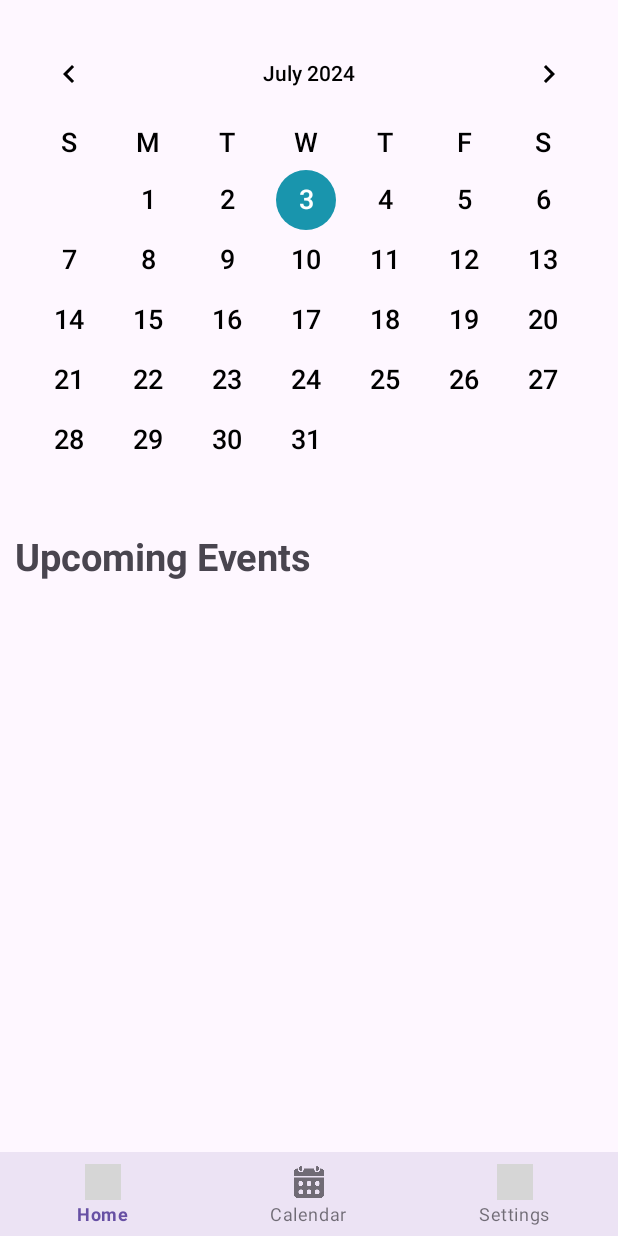
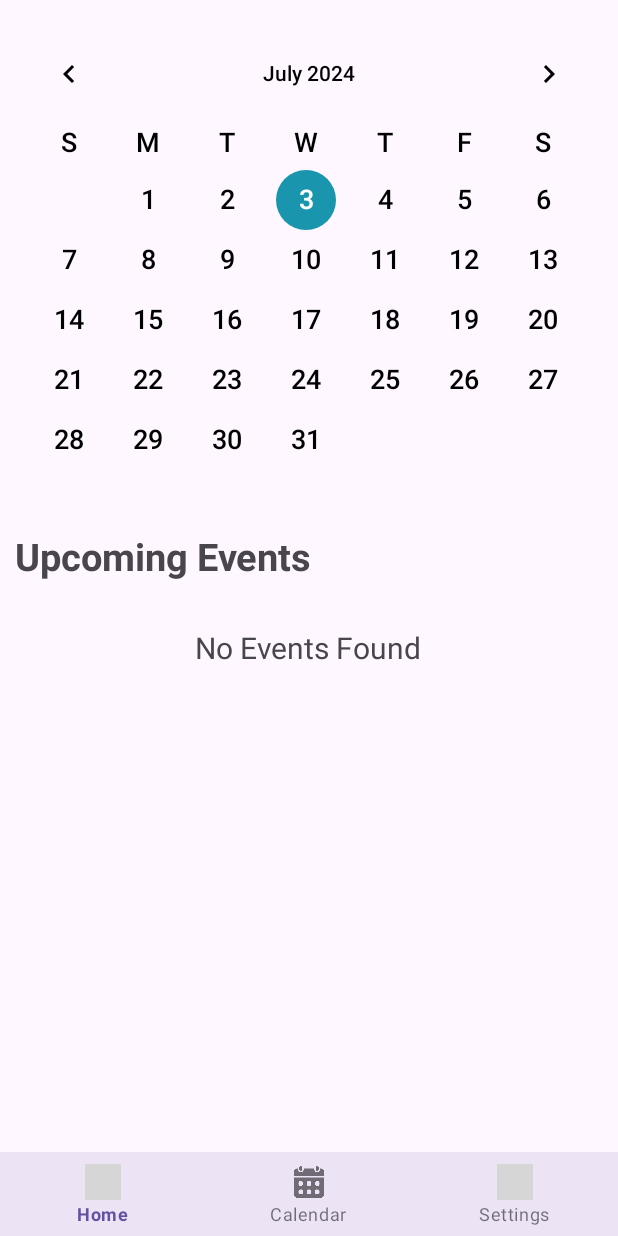
Before and after one commit to matpetro/StudyBuddy, an Android app: the HomeFragment screen opened directly, with no data from a screen before it, on a phone screen of 412 x 824 dp. Run offline under Robolectric (Android 15) with nearby library versions, the phone set to English and light mode, and no system bars; grey boxes are pictures that could not be loaded.

Commit message:
Changed event list to auto sort on addition. Added upcoming event functionality.

```diff
--- a/app/src/main/java/com/example/studybuddy/AppAdapter.java
+++ b/app/src/main/java/com/example/studybuddy/AppAdapter.java
@@ -67,11 +67,6 @@ public class AppAdapter extends ArrayAdapter<ApplicationInfo> {
             // when an app switch is pressed, update its blocked status
             AppInfo data = appsList.get((Integer)buttonView.getTag());
             data.setBlocked(isChecked);
-//            for (AppInfo x : appsList){
-//                System.out.println("Name: " + x.getName() + " Pkg: " + x.getPkg() + " Blocked: " + x.isBlocked());
-//                AppInfo y = AppInfo.appInfoHashMap.get(x.getPkg());
-//                System.out.println("Name: " + y.getName() + " Pkg: " + y.getPkg() + " Blocked: " + y.isBlocked());
-//            }
         }
     };
 }
--- a/app/src/main/java/com/example/studybuddy/HomeFragment.java
+++ b/app/src/main/java/com/example/studybuddy/HomeFragment.java
@@ -11,10 +11,14 @@ import androidx.fragment.app.Fragment;
 import androidx.fragment.app.FragmentTransaction;
 
 import android.provider.Settings;
+import android.view.Gravity;
 import android.view.LayoutInflater;
 import android.view.View;
 import android.view.ViewGroup;
 import android.widget.CalendarView;
+import android.widget.LinearLayout;
+import android.widget.ListView;
+import android.widget.TextView;
 
 import com.google.android.material.bottomnavigation.BottomNavigationView;
 
@@ -61,6 +65,12 @@ public class HomeFragment extends Fragment {
                 weeklyAction(firstDay, lastDay, selectedDay);
             }
         });
+
+        ListView upcomingEventsView = view.findViewById(R.id.upcomingListView);
+        UpcomingEventAdapter appAdapter = new UpcomingEventAdapter(view.getContext(), Event.eventsList.subList(0, Math.min(5, Event.eventsList.size())));
+        upcomingEventsView.setAdapter(appAdapter);
+        // set the empty view, which is what is shown when the adapter is empty. Must be defined in xml
+        upcomingEventsView.setEmptyView(view.findViewById(R.id.empty_view));
     }
 
     public void weeklyAction(int[] startOfWeek, int[] endOfWeek, int[] selectedDay){
--- a/app/src/main/java/com/example/studybuddy/SettingsFragment.java
+++ b/app/src/main/java/com/example/studybuddy/SettingsFragment.java
@@ -69,8 +69,4 @@ public class SettingsFragment extends Fragment {
         AppAdapter appAdapter = new AppAdapter(context, R.layout.app_cell);
         listView.setAdapter(appAdapter);
     }
-
-//    public void backToMain(View view) {
-//        context.finish();
-//    }
 }
--- a/app/src/main/res/layout/fragment_home.xml
+++ b/app/src/main/res/layout/fragment_home.xml
@@ -26,8 +26,19 @@
 
         />
     <ListView
+        android:id="@+id/upcomingListView"
         android:layout_width="match_parent"
         android:layout_height="0dp"
         android:layout_weight="5" />
-
+    <TextView
+        android:id="@+id/empty_view"
+        android:layout_width="wrap_content"
+        android:layout_height="wrap_content"
+        android:text="No Events Found"
+        android:textSize="20dp"
+        android:gravity="center"
+        android:layout_gravity="center"
+        android:layout_marginTop="20dp"
+        android:padding="10dp"
+        android:visibility="gone"/>
 </LinearLayout>
```
Also changed, not shown: app/src/main/java/com/example/studybuddy/Event.java (+16 -1 lines), app/src/main/java/com/example/studybuddy/UpcomingEventAdapter.java (added, +52 -0 lines), app/src/main/res/layout/upcoming_cell.xml (added, +50 -0 lines).
